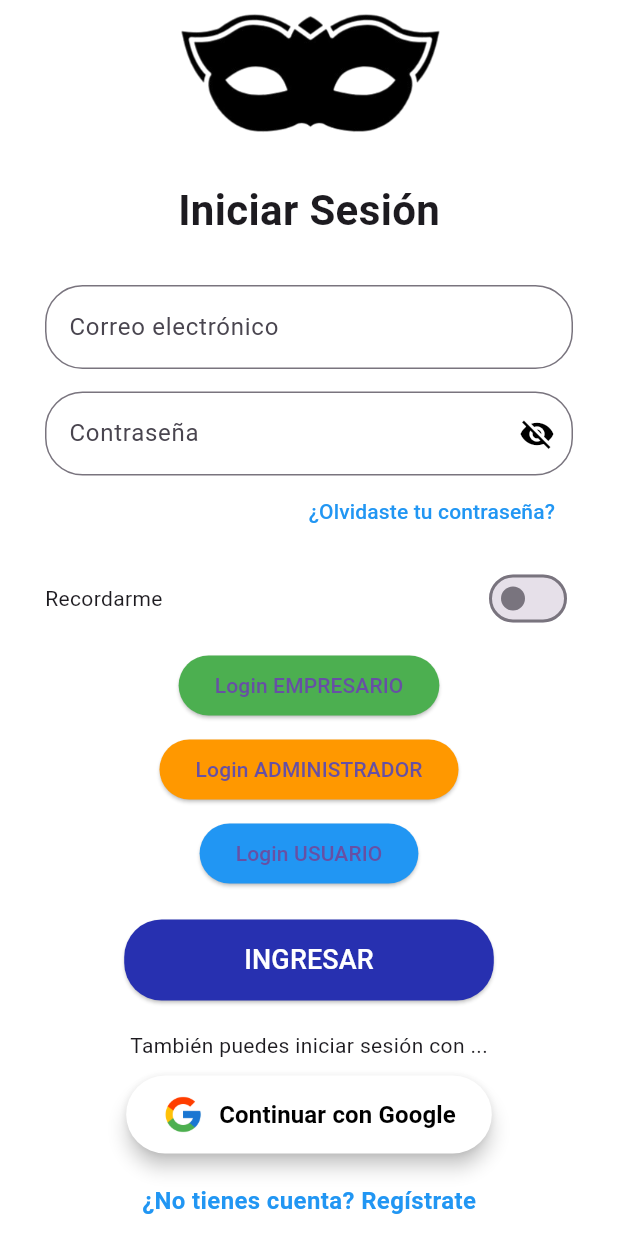
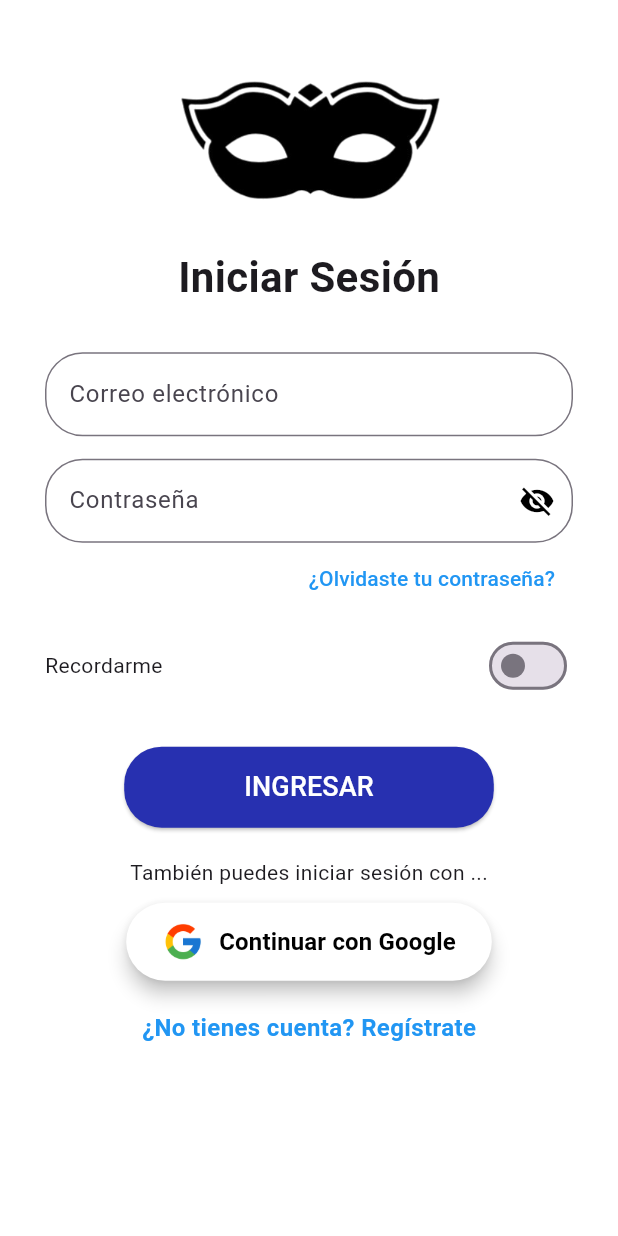
Before and after one commit to AlejoValdes10/mi-version-fiestafinder, a Flutter app: the screen it shows after launch, after a tap on "INICIAR SESIÓN", on a phone screen of 412 x 824 dp. Run offline on Flutter 3.47's test engine with Material 3 defaults, Android fonts, the phone set to English and light mode, and no system bars; our stand-ins replace cached_network_image, cloud_firestore, firebase_auth, firebase_core, flutter_map, font_awesome_flutter and 6 more; missing offline and left inert: cloudinary_public; accounts and stored records are empty.

Commit message:
19/09/2025

```diff
--- a/lib/login_screen.dart
+++ b/lib/login_screen.dart
@@ -429,62 +429,6 @@ class LoginScreenState extends State<LoginScreen> {
                         SizedBox(height: 10),
 
                         // 🔧 ===== BOTONES TEMPORALES DE PRUEBA DE LOGIN ===== 🔧
-                        // 🔴 ELIMINA ESTO DESPUÉS DE LAS PRUEBAS 🔴
-                        Column(
-                          children: [
-                            ElevatedButton(
-                              onPressed: () {
-                                setState(() {
-                                  emailController.text = 'cristian@gmail.com';
-                                  passwordController.text = 'Fiestafinder123';
-                                });
-                                _signInWithEmail();
-                              },
-                              style: ElevatedButton.styleFrom(
-                                backgroundColor: Colors.green,
-                                shape: RoundedRectangleBorder(
-                                  borderRadius: BorderRadius.circular(25),
-                                ),
-                              ),
-                              child: Text('Login EMPRESARIO'),
-                            ),
-                            SizedBox(height: 8),
-                            ElevatedButton(
-                              onPressed: () {
-                                setState(() {
-                                  emailController.text = 'admin@admin.com';
-                                  passwordController.text = 'Fiestafinder123';
-                                });
-                                _signInWithEmail();
-                              },
-                              style: ElevatedButton.styleFrom(
-                                backgroundColor: Colors.orange,
-                                shape: RoundedRectangleBorder(
-                                  borderRadius: BorderRadius.circular(25),
-                                ),
-                              ),
-                              child: Text('Login ADMINISTRADOR'),
-                            ),
-                            SizedBox(height: 8),
-                            ElevatedButton(
-                              onPressed: () {
-                                setState(() {
-                                  emailController.text =
-                                      'jersonusuario@gmail.com';
-                                  passwordController.text = 'Jersonusuario123';
-                                });
-                                _signInWithEmail();
-                              },
-                              style: ElevatedButton.styleFrom(
-                                backgroundColor: Colors.blue,
-                                shape: RoundedRectangleBorder(
-                                  borderRadius: BorderRadius.circular(25),
-                                ),
-                              ),
-                              child: Text('Login USUARIO'),
-                            ),
-                          ],
-                        ),
 
                         // 🔧 ===== FIN BOTONES TEMPORALES DE PRUEBA ===== 🔧
                         SizedBox(height: 20),
```
